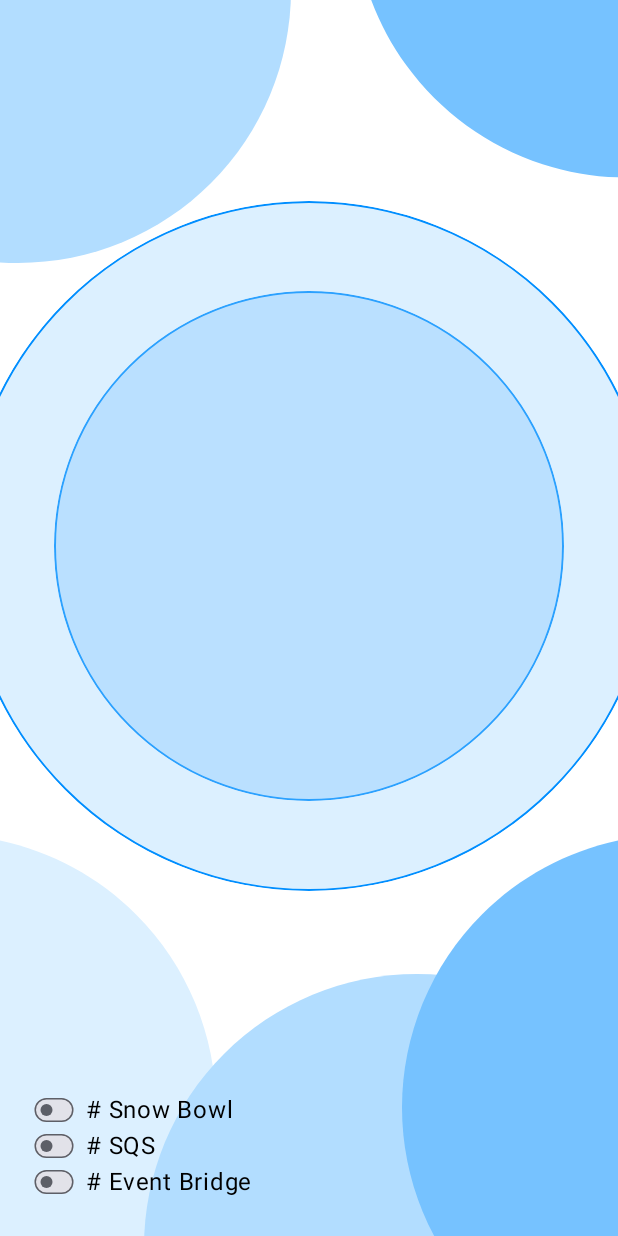
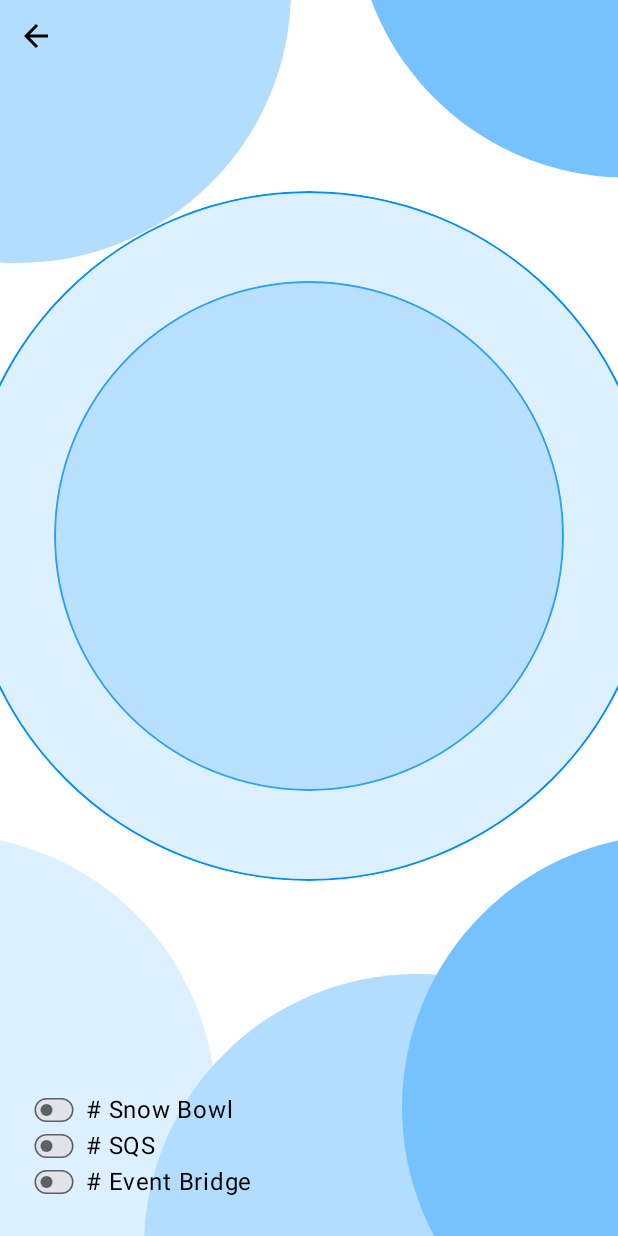
Before and after one commit to novum-d/Spajam2024, an Android app built with Jetpack Compose: the @Preview function SparklyPagePreview, on a phone screen of 412 x 824 dp. Run offline under Robolectric (Android 15) with nearby library versions, the phone set to English and light mode, and no system bars.

Commit message:
✨ feat: 点滅画面のレイアウトを更新

```diff
--- a/app/src/main/java/jp/spajam/skoll/page/SparklyPage.kt
+++ b/app/src/main/java/jp/spajam/skoll/ui/screen/sparkly/SparklyPage.kt
@@ -1,4 +1,4 @@
-package jp.spajam.skoll.page
+package jp.spajam.skoll.ui.screen.sparkly
 
 import androidx.annotation.ColorInt
 import androidx.compose.animation.AnimatedVisibility
@@ -19,6 +19,10 @@ import androidx.compose.foundation.layout.wrapContentSize
 import androidx.compose.foundation.lazy.LazyColumn
 import androidx.compose.foundation.lazy.items
 import androidx.compose.foundation.shape.CircleShape
+import androidx.compose.material.icons.Icons
+import androidx.compose.material.icons.automirrored.filled.ArrowBack
+import androidx.compose.material3.Icon
+import androidx.compose.material3.IconButton
 import androidx.compose.material3.Switch
 import androidx.compose.material3.Text
 import androidx.compose.runtime.Composable
@@ -57,15 +61,23 @@ fun SparklyPage(
         updateOvalVisible(mutList)
     }
 
-    Box(modifier = Modifier.fillMaxSize()){
+    Box(modifier = Modifier.fillMaxSize()) {
         Image(
             painter = painterResource(R.drawable.sparkly_background),
             contentDescription = null,
             contentScale = ContentScale.FillWidth,
             modifier = Modifier.fillMaxSize(),
         )
+
+        IconButton({}, modifier = Modifier.align(Alignment.TopStart)) {
+            Icon(
+                imageVector = Icons.AutoMirrored.Filled.ArrowBack,
+                contentDescription = null,
+            )
+        }
+
         Column(modifier = Modifier.fillMaxSize()) {
-            Spacer(Modifier.weight(1f))
+            Spacer(Modifier.weight(0.35f))
 
             Box(
                 modifier = Modifier.align(Alignment.CenterHorizontally),
@@ -76,9 +88,13 @@ fun SparklyPage(
                 }
             }
 
-            Spacer(Modifier.weight(1f))
+            Spacer(Modifier.weight(0.65f))
+        }
 
-            LazyColumn(contentPadding = PaddingValues(start = 24.dp, bottom = 24.dp)) {
+        LazyColumn(
+            contentPadding = PaddingValues(start = 24.dp, bottom = 24.dp),
+            modifier = Modifier.align(Alignment.BottomStart),
+        ) {
             items(hashTags) {
                 Row(verticalAlignment = Alignment.CenterVertically) {
                     Switch(
@@ -88,7 +104,6 @@ fun SparklyPage(
                     )
                     Spacer(Modifier.width(9.dp))
                     Text("# $it")
-                    }
                 }
             }
         }
```
Lines whose indentation alone changed are shown as unchanged.
